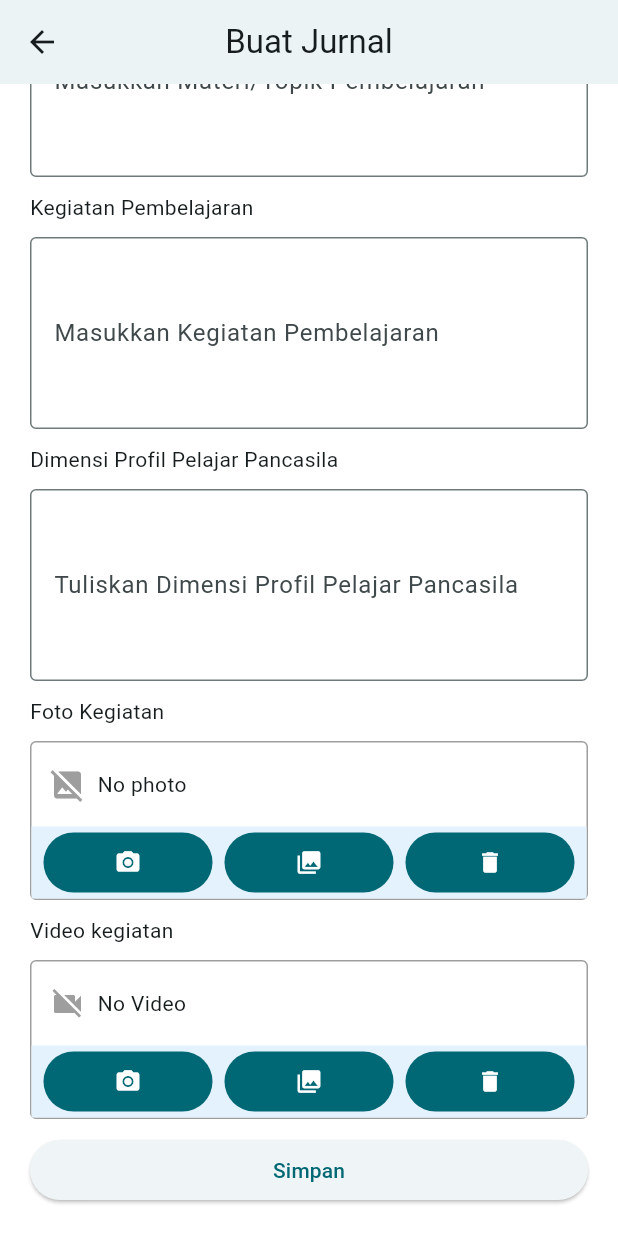
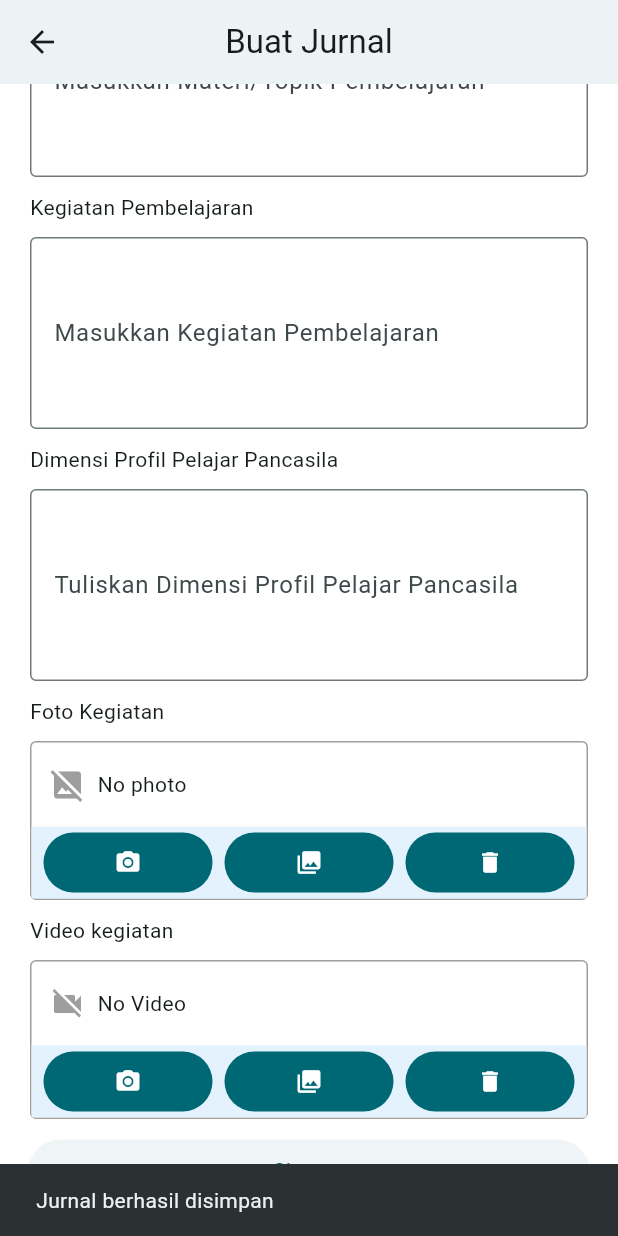
Before and after one commit to encen-ya/my_dailyJournal, a Flutter app: the BuatJurnalPage screen opened directly, scrolled down 572 dp, after a tap on "Simpan", on a phone screen of 412 x 824 dp. Run offline on Flutter 3.47's test engine with Material 3 defaults, Android fonts, the phone set to English and light mode, and no system bars; our stand-ins replace image_picker, shared_preferences, sqflite, video_player; accounts and stored records are empty.

Commit message:
menambahkan database Sqlite, untuk menyimpan data jurnal

```diff
--- a/lib/components/media_selector.dart
+++ b/lib/components/media_selector.dart
@@ -1,9 +1,7 @@
 import 'dart:io';
 
 import 'package:flutter/material.dart';
-import 'package:flutter_launcher_icons/xml_templates.dart';
 import 'package:image_picker/image_picker.dart';
-import 'package:video_player/video_player.dart';
 import 'package:mydj/components/video_preview.dart';
 
 enum MediaType{
--- a/lib/components/video_preview.dart
+++ b/lib/components/video_preview.dart
@@ -28,6 +28,12 @@ class _VideoPreviewState extends State<VideoPreview> {
   }
 
   @override
+  void dispose() {
+    _controller.dispose();
+    super.dispose();
+  }
+
+  @override
   Widget build(BuildContext context) {
     return _controller.value.isInitialized
     ? AspectRatio(
--- a/lib/data/data_provider.dart
+++ b/lib/data/data_provider.dart
@@ -1,17 +1,38 @@
 import 'package:flutter/foundation.dart';
+import 'package:mydj/data/database_helper.dart';
 import 'package:mydj/data/jurnal.dart';
 import 'package:mydj/data/login_info.dart';
 
 class DataProvider extends ChangeNotifier {
-  final List<Jurnal> _jurnalTersimpan = [];
+  List<Jurnal> _jurnalTersimpan = [];
 
-  void addNew(Jurnal jurnal) {
-    _jurnalTersimpan.add(jurnal);
+  List<Jurnal> get jurnalTersimpan {
+    return List.unmodifiable(_jurnalTersimpan);
+  }
+
+  // READ: ambil semua jurnal dari database
+  Future<void> muatJurnal() async
+  {
+    final db = await DatabaseHelper.instance.database;
+    final rows = await db.query('jurnal', orderBy: 'id DESC');
+    _jurnalTersimpan = rows.map((row) => Jurnal.fromMap(row)).toList();
     notifyListeners();
   }
 
-  List<Jurnal> get jurnalTersimpan {
-    return List.unmodifiable(_jurnalTersimpan);
+  // CREATE: simpan jurnal baru, lalu muat ulang daftarnya
+  Future<void> tambahJurnal(Jurnal jurnal) async
+  {
+    final db = await DatabaseHelper.instance.database;
+    await db.insert('jurnal', jurnal.toMap());
+    await muatJurnal();
+  }
+
+  // DELETE: hapus jurnal berdasarkan id, lalu muat ulang daftarnya
+  Future<void> hapusJurnal(int id) async
+  {
+    final db = await DatabaseHelper.instance.database;
+    await db.delete('jurnal', where: 'id = ?', whereArgs: [id]);
+    await muatJurnal();
   }
 
   // Cek sudah login atau belum
--- /dev/null
+++ b/lib/data/database_helper.dart
@@ -0,0 +1,42 @@
+import 'package:path/path.dart';
+import 'package:sqflite/sqflite.dart';
+
+class DatabaseHelper
+{
+  // Singleton: hanya ada satu objek DatabaseHelper di seluruh aplikasi
+  static final DatabaseHelper instance = DatabaseHelper._();
+  DatabaseHelper._();
+
+  Database? _db;
+
+  // Database dibuka hanya jika belum pernah dibuka
+  Future<Database> get database async
+  {
+    _db ??= await _open();
+    return _db!;
+  }
+
+  Future<Database> _open() async
+  {
+    // Lokasi folder database di perangkat + nama file database
+    final path = join(await getDatabasesPath(), 'mydj.db');
+    return openDatabase(path, version: 1, onCreate: _onCreate);
+  }
+
+  // Dijalankan sekali saja, yaitu ketika file database pertama kali dibuat
+  Future<void> _onCreate(Database db, int version) async
+  {
+    await db.execute(
+      'CREATE TABLE jurnal ('
+      'id INTEGER PRIMARY KEY AUTOINCREMENT, '
+      'kelas TEXT, '
+      'mapel TEXT, '
+      'jam INTEGER, '
+      'tujuanPembelajaran TEXT, '
+      'materiTopikPembelajaran TEXT, '
+      'kegiatanPembelajaran TEXT, '
+      'dimensiProfilPelajarPancasila TEXT, '
+      'createdAt TEXT)',
+    );
+  }
+}
--- a/lib/data/jurnal.dart
+++ b/lib/data/jurnal.dart
@@ -1,22 +1,52 @@
-class Jurnal {
-  final DateTime _createdAt;//untuk menyimpan jam simpan
+class Jurnal
+{
+  int? id;
+  final DateTime _createdAt;
   String kelas;
   String mapel;
   int jam;
   String tujuanPembelajaran;
-  String materiTopikPemebelajaran;
-  String kegiatanPemebelajaran;
+  String materiTopikPembelajaran;
+  String kegiatanPembelajaran;
   String dimensiProfilPelajarPancasila;
 
   Jurnal({
+    this.id,
     this.kelas = '',
     this.mapel = '',
     this.jam = 0,
     this.tujuanPembelajaran = '',
-    this.materiTopikPemebelajaran = '',
-    this.kegiatanPemebelajaran = '',
+    this.materiTopikPembelajaran = '',
+    this.kegiatanPembelajaran = '',
     this.dimensiProfilPelajarPancasila = '',
-  }): _createdAt = DateTime.now();//ngasih nilai ke createdAt sebelum konstruktor dijalankan
+    DateTime? createdAt,
+  }) : _createdAt = createdAt ?? DateTime.now();
 
   DateTime get createdAt => _createdAt;
+
+  // Objek -> Map (untuk disimpan ke tabel)
+  Map<String, dynamic> toMap() => {
+    'id': id,
+    'kelas': kelas,
+    'mapel': mapel,
+    'jam': jam,
+    'tujuanPembelajaran': tujuanPembelajaran,
+    'materiTopikPembelajaran': materiTopikPembelajaran,
+    'kegiatanPembelajaran': kegiatanPembelajaran,
+    'dimensiProfilPelajarPancasila': dimensiProfilPelajarPancasila,
+    'createdAt': _createdAt.toIso8601String(),
+  };
+
+  // Map (baris tabel) -> Objek
+  factory Jurnal.fromMap(Map<String, dynamic> map) => Jurnal(
+    id: map['id'],
+    kelas: map['kelas'],
+    mapel: map['mapel'],
+    jam: map['jam'],
+    tujuanPembelajaran: map['tujuanPembelajaran'],
+    materiTopikPembelajaran: map['materiTopikPembelajaran'],
+    kegiatanPembelajaran: map['kegiatanPembelajaran'],
+    dimensiProfilPelajarPancasila: map['dimensiProfilPelajarPancasila'],
+    createdAt: DateTime.parse(map['createdAt']),
+  );
 }
--- a/lib/pages/buat_jurnal_page.dart
+++ b/lib/pages/buat_jurnal_page.dart
@@ -137,19 +137,26 @@ class _BuatJurnalPageState extends State<BuatJurnalPage> {
       ),
     );
   }
-  void _saveJurnal(BuildContext context){
+  Future<void> _saveJurnal(BuildContext context) async
+  {
     Jurnal jurnal = Jurnal(
       kelas: kelas,
       mapel: mapel,
       jam: jamKe,
       tujuanPembelajaran: tujuanPembelajaran,
-      materiTopikPemebelajaran: materiTopikPembelajaran,
-      kegiatanPemebelajaran: kegiatanPembelajaran,
-      dimensiProfilPelajarPancasila: dimensiProfilPelajarPancasila
+      materiTopikPembelajaran: materiTopikPembelajaran,
+      kegiatanPembelajaran: kegiatanPembelajaran,
+      dimensiProfilPelajarPancasila: dimensiProfilPelajarPancasila,
     );
     DataProvider provider = context.read<DataProvider>();
-    provider.addNew(jurnal);
-
-
+    // Simpan ke SQLite lewat Provider
+    await provider.tambahJurnal(jurnal);
+    // BuildContext dipakai setelah operasi async, jadi harus dicek dulu
+    if (context.mounted)
+    {
+      ScaffoldMessenger.of(context).showSnackBar(
+        const SnackBar(content: Text('Jurnal berhasil disimpan')),
+      );
+    }
   }
 }
--- a/lib/pages/lihat_jurnal_page.dart
+++ b/lib/pages/lihat_jurnal_page.dart
@@ -12,6 +12,14 @@ class LihatJurnalPage extends StatefulWidget {
 }
 
 class _LihatJurnalPageState extends State<LihatJurnalPage> {
+  @override
+  void initState()
+  {
+    super.initState();
+    // Muat jurnal dari SQLite sekali saja saat halaman dibuka
+    context.read<DataProvider>().muatJurnal();
+  }
+
   @override
   Widget build(BuildContext context) {
     final List<Jurnal> daftarJurnal = context.watch<DataProvider>().jurnalTersimpan;
@@ -32,8 +40,16 @@ class _LihatJurnalPageState extends State<LihatJurnalPage> {
                 itemBuilder: (context, index) => ListTile(        //listTile buat menyediakan slot khusus tiap list(kayak WA)
                   //leading | bisa di kasih foto profil, atau icon. mirip WA letak di kiri
                   title: Text(daftarJurnal[index].kelas),
-                  subtitle: Text(daftarJurnal[index].mapel),
-                  trailing: Text(daftarJurnal[index].createdAt.toString()),
+                  subtitle: Text(
+                    '${daftarJurnal[index].mapel}\n${daftarJurnal[index].createdAt}',
+                  ),
+                  isThreeLine: true,
+                  trailing: IconButton(
+                    icon: const Icon(Icons.delete),
+                    onPressed: () {
+                      context.read<DataProvider>().hapusJurnal(daftarJurnal[index].id!);
+                    },
+                  ),
                   onTap: () {},
                 ), separatorBuilder: (context,index) => const Divider(),
                 itemCount: daftarJurnal.length,
--- a/pubspec.yaml
+++ b/pubspec.yaml
@@ -40,6 +40,9 @@ dependencies:
   image_picker: ^1.2.4
   video_player: ^2.14.1
   shared_preferences: ^2.5.6
+  # SQLite
+  sqflite: ^2.4.1
+  path: ^1.9.1
 
 dev_dependencies:
   flutter_test:
```
Also changed, not shown: pubspec.lock.
